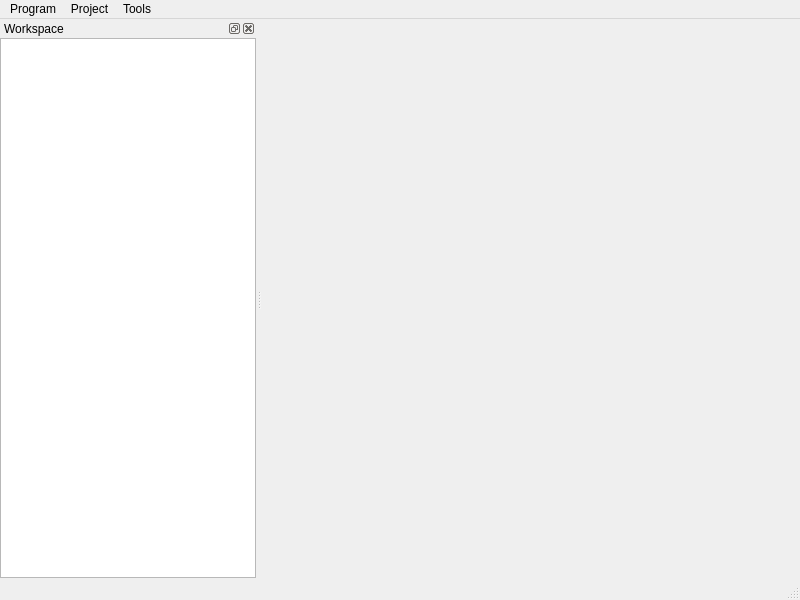
This is tools/morfeus_gui/application/mainwindow.ui in jeffmeese/morfeus as Qt 5 draws it before an edit. The edited form follows.
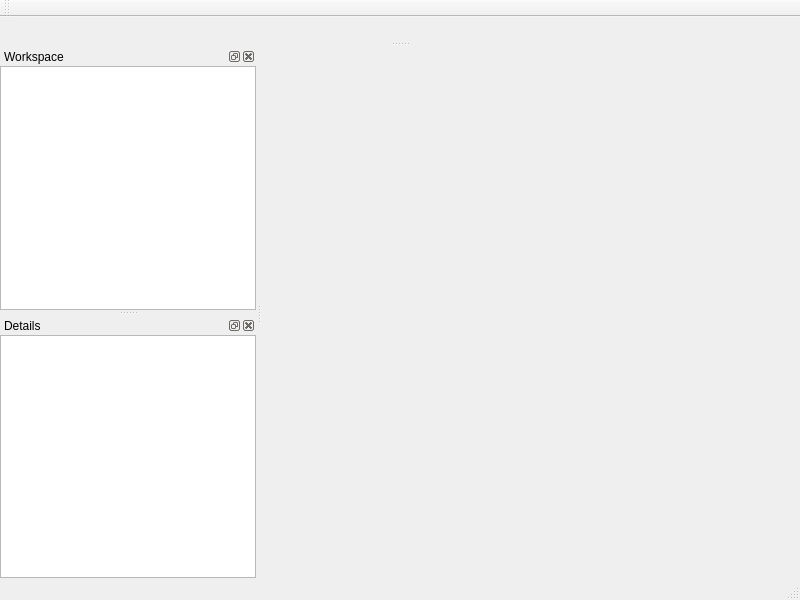
This is the edited form. Custom widgets are drawn as their Qt base class.

Patch:
```diff
--- a/tools/morfeus_gui/application/mainwindow.ui
+++ b/tools/morfeus_gui/application/mainwindow.ui
@@ -13,46 +13,37 @@
   <property name="windowTitle">
    <string>Morfeus GUI</string>
   </property>
-  <widget class="QWidget" name="centralwidget"/>
-  <widget class="QMenuBar" name="menubar">
-   <property name="geometry">
-    <rect>
-     <x>0</x>
-     <y>0</y>
-     <width>800</width>
-     <height>21</height>
-    </rect>
-   </property>
-   <widget class="QMenu" name="menuProgram">
-    <property name="title">
-     <string>Program</string>
+  <widget class="QWidget" name="centralwidget">
+   <layout class="QVBoxLayout" name="verticalLayout_3">
+    <property name="leftMargin">
+     <number>0</number>
     </property>
-    <addaction name="actionNew_Project"/>
-    <addaction name="actionOpen_Project"/>
-    <addaction name="separator"/>
-    <addaction name="actionSave_Project"/>
-    <addaction name="actionSave_Project_As"/>
-    <addaction name="separator"/>
-    <addaction name="actionSettings"/>
-    <addaction name="separator"/>
-    <addaction name="actionExit"/>
-   </widget>
-   <widget class="QMenu" name="menuProject">
-    <property name="title">
-     <string>Project</string>
+    <property name="topMargin">
+     <number>0</number>
     </property>
-    <addaction name="actionAdd_Rectangle"/>
-   </widget>
-   <widget class="QMenu" name="menuTools">
-    <property name="title">
-     <string>Tools</string>
+    <property name="rightMargin">
+     <number>0</number>
     </property>
-    <addaction name="actionUndo"/>
-    <addaction name="actionRedo"/>
-   </widget>
-   <addaction name="menuProgram"/>
-   <addaction name="menuProject"/>
-   <addaction name="menuTools"/>
+    <property name="bottomMargin">
+     <number>0</number>
+    </property>
+    <item>
+     <widget class="QTabWidget" name="cMainTab">
+      <property name="currentIndex">
+       <number>-1</number>
+      </property>
+      <property name="documentMode">
+       <bool>true</bool>
+      </property>
+      <property name="tabsClosable">
+       <bool>true</bool>
+      </property>
+      <property name="movable">
+       <bool>true</bool>
+      </property>
+     </widget>
+    </item>
+   </layout>
   </widget>
   <widget class="QStatusBar" name="statusbar"/>
   <widget class="QDockWidget" name="cWorkspaceDocker">
@@ -89,6 +80,103 @@
     </layout>
    </widget>
   </widget>
+  <widget class="QDockWidget" name="cRibbonDocker">
+   <property name="maximumSize">
+    <size>
+     <width>524287</width>
+     <height>100</height>
+    </size>
+   </property>
+   <property name="features">
+    <set>QDockWidget::DockWidgetVerticalTitleBar</set>
+   </property>
+   <property name="allowedAreas">
+    <set>Qt::TopDockWidgetArea</set>
+   </property>
+   <attribute name="dockWidgetArea">
+    <number>4</number>
+   </attribute>
+   <widget class="QWidget" name="dockWidgetContents_2">
+    <layout class="QVBoxLayout" name="verticalLayout_2">
+     <property name="leftMargin">
+      <number>0</number>
+     </property>
+     <property name="topMargin">
+      <number>0</number>
+     </property>
+     <property name="rightMargin">
+      <number>0</number>
+     </property>
+     <property name="bottomMargin">
+      <number>0</number>
+     </property>
+     <item>
+      <widget class="Ribbon" name="cRibbon">
+       <property name="maximumSize">
+        <size>
+         <width>16777215</width>
+         <height>16777215</height>
+        </size>
+       </property>
+       <property name="elideMode">
+        <enum>Qt::ElideNone</enum>
+       </property>
+       <property name="documentMode">
+        <bool>true</bool>
+       </property>
+       <property name="tabBarAutoHide">
+        <bool>false</bool>
+       </property>
+      </widget>
+     </item>
+    </layout>
+   </widget>
+  </widget>
+  <widget class="QDockWidget" name="cDetailsDocker">
+   <property name="windowTitle">
+    <string>Details</string>
+   </property>
+   <attribute name="dockWidgetArea">
+    <number>1</number>
+   </attribute>
+   <widget class="QWidget" name="dockWidgetContents_3">
+    <layout class="QVBoxLayout" name="verticalLayout_4">
+     <property name="leftMargin">
+      <number>0</number>
+     </property>
+     <property name="topMargin">
+      <number>0</number>
+     </property>
+     <property name="rightMargin">
+      <number>0</number>
+     </property>
+     <property name="bottomMargin">
+      <number>0</number>
+     </property>
+     <item>
+      <widget class="DetailsView" name="cDetailsView">
+       <property name="editTriggers">
+        <set>QAbstractItemView::EditKeyPressed</set>
+       </property>
+       <attribute name="headerVisible">
+        <bool>false</bool>
+       </attribute>
+      </widget>
+     </item>
+    </layout>
+   </widget>
+  </widget>
+  <widget class="QToolBar" name="toolbar">
+   <property name="windowTitle">
+    <string>toolBar</string>
+   </property>
+   <attribute name="toolBarArea">
+    <enum>TopToolBarArea</enum>
+   </attribute>
+   <attribute name="toolBarBreak">
+    <bool>false</bool>
+   </attribute>
+  </widget>
   <action name="actionNew_Project">
    <property name="text">
     <string>New Project</string>
@@ -139,7 +227,18 @@
   <customwidget>
    <class>WorkspaceView</class>
    <extends>QTreeView</extends>
-   <header>workspaceview/workspaceview.h</header>
+   <header>views/workspaceview.h</header>
+  </customwidget>
+  <customwidget>
+   <class>Ribbon</class>
+   <extends>QTabWidget</extends>
+   <header>3rdparty/ribbon/ribbon.h</header>
+   <container>1</container>
+  </customwidget>
+  <customwidget>
+   <class>DetailsView</class>
+   <extends>QTreeView</extends>
+   <header>views/detailsview.h</header>
   </customwidget>
  </customwidgets>
  <resources/>
```
